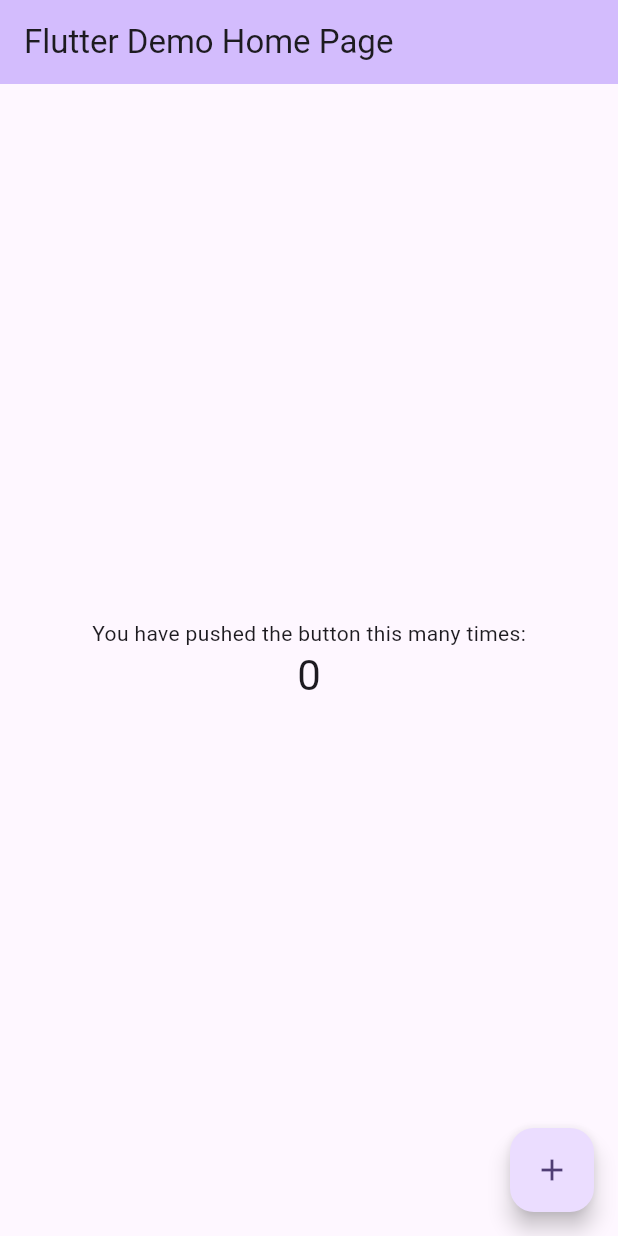
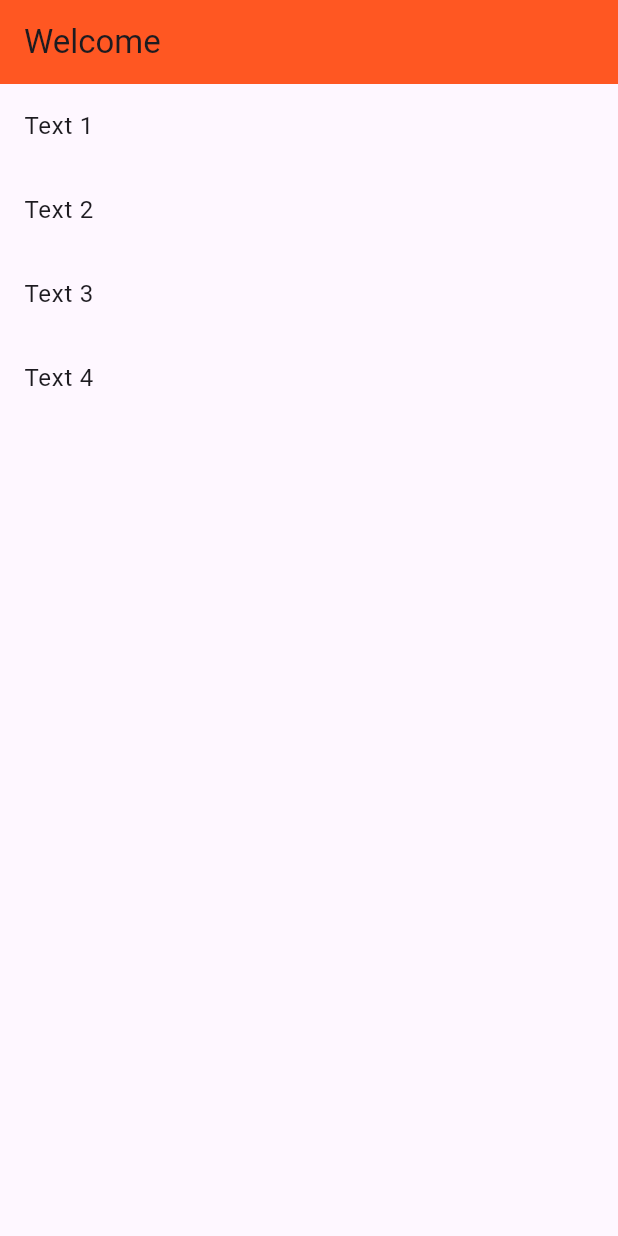
Before and after one commit to williamtheodoruswijaya/waming_store, a Flutter app: the screen it shows after launch, on a phone screen of 412 x 824 dp. Run offline on Flutter 3.47's test engine with Material 3 defaults, Android fonts, the phone set to English and light mode, and no system bars; missing offline and left inert: dart:ffi.

Commit message:
Baru belajar sesi 1 (nyoba-nyoba)

```diff
--- /dev/null
+++ b/lib/home.dart
@@ -0,0 +1,46 @@
+import 'dart:ffi';
+
+import 'package:flutter/material.dart';
+
+class HomePage extends StatelessWidget {
+  HomePage({super.key});
+
+  List<String> texts = ["Text 1", "Text 2", "Text 3", "Text 4"];
+
+  @override
+  Widget build(BuildContext context) {
+    return Scaffold(
+      appBar: AppBar(
+        title: const Text('Welcome'),
+        backgroundColor: Colors.deepOrange,
+      ),
+      body: SingleChildScrollView(
+        child: Container(
+          // child: GridView.builder(
+          //   shrinkWrap: true, // agar widget menyesuaikan ukuran child
+          //   itemCount: texts.length,
+          //   gridDelegate: SliverGridDelegateWithFixedCrossAxisCount(
+          //     crossAxisCount: 2,
+          //     crossAxisSpacing: 8.0, // jarak antar kolom
+          //     mainAxisSpacing: 8.0, // jarak antar baris
+          //   ),
+          //   itemBuilder: (BuildContext context, int index){
+          //     return Container(
+          //       color: Colors.blue,
+          //       child: Center(child: Text(texts[index]),)
+          //     );
+          //   }
+          // )
+          child: ListView.builder(
+            shrinkWrap: true,
+            itemCount: texts.length,
+            itemBuilder: (BuildContext context, int index){
+              return ListTile(
+                title: Text(texts[index]),
+              );
+          })
+        )
+      )
+    );
+  }
+}
--- a/lib/main.dart
+++ b/lib/main.dart
@@ -1,125 +1,21 @@
 import 'package:flutter/material.dart';
+import 'home.dart';
 
 void main() {
-  runApp(const MyApp());
+  runApp(const MainPage());
 }
 
-class MyApp extends StatelessWidget {
-  const MyApp({super.key});
+class MainPage extends StatelessWidget {
+  const MainPage({super.key});
 
-  // This widget is the root of your application.
   @override
   Widget build(BuildContext context) {
     return MaterialApp(
-      title: 'Flutter Demo',
+      title: 'Sherly',
       theme: ThemeData(
-        // This is the theme of your application.
-        //
-        // TRY THIS: Try running your application with "flutter run". You'll see
-        // the application has a purple toolbar. Then, without quitting the app,
-        // try changing the seedColor in the colorScheme below to Colors.green
-        // and then invoke "hot reload" (save your changes or press the "hot
-        // reload" button in a Flutter-supported IDE, or press "r" if you used
-        // the command line to start the app).
-        //
-        // Notice that the counter didn't reset back to zero; the application
-        // state is not lost during the reload. To reset the state, use hot
-        // restart instead.
-        //
-        // This works for code too, not just values: Most code changes can be
-        // tested with just a hot reload.
-        colorScheme: ColorScheme.fromSeed(seedColor: Colors.deepPurple),
-        useMaterial3: true,
+        primarySwatch: Colors.deepOrange
       ),
-      home: const MyHomePage(title: 'Flutter Demo Home Page'),
+      home: HomePage()
     );
   }
 }
-
-class MyHomePage extends StatefulWidget {
-  const MyHomePage({super.key, required this.title});
-
-  // This widget is the home page of your application. It is stateful, meaning
-  // that it has a State object (defined below) that contains fields that affect
-  // how it looks.
-
-  // This class is the configuration for the state. It holds the values (in this
-  // case the title) provided by the parent (in this case the App widget) and
-  // used by the build method of the State. Fields in a Widget subclass are
-  // always marked "final".
-
-  final String title;
-
-  @override
-  State<MyHomePage> createState() => _MyHomePageState();
-}
-
-class _MyHomePageState extends State<MyHomePage> {
-  int _counter = 0;
-
-  void _incrementCounter() {
-    setState(() {
-      // This call to setState tells the Flutter framework that something has
-      // changed in this State, which causes it to rerun the build method below
-      // so that the display can reflect the updated values. If we changed
-      // _counter without calling setState(), then the build method would not be
-      // called again, and so nothing would appear to happen.
-      _counter++;
-    });
-  }
-
-  @override
-  Widget build(BuildContext context) {
-    // This method is rerun every time setState is called, for instance as done
-    // by the _incrementCounter method above.
-    //
-    // The Flutter framework has been optimized to make rerunning build methods
-    // fast, so that you can just rebuild anything that needs updating rather
-    // than having to individually change instances of widgets.
-    return Scaffold(
-      appBar: AppBar(
-        // TRY THIS: Try changing the color here to a specific color (to
-        // Colors.amber, perhaps?) and trigger a hot reload to see the AppBar
-        // change color while the other colors stay the same.
-        backgroundColor: Theme.of(context).colorScheme.inversePrimary,
-        // Here we take the value from the MyHomePage object that was created by
-        // the App.build method, and use it to set our appbar title.
-        title: Text(widget.title),
-      ),
-      body: Center(
-        // Center is a layout widget. It takes a single child and positions it
-        // in the middle of the parent.
-        child: Column(
-          // Column is also a layout widget. It takes a list of children and
-          // arranges them vertically. By default, it sizes itself to fit its
-          // children horizontally, and tries to be as tall as its parent.
-          //
-          // Column has various properties to control how it sizes itself and
-          // how it positions its children. Here we use mainAxisAlignment to
-          // center the children vertically; the main axis here is the vertical
-          // axis because Columns are vertical (the cross axis would be
-          // horizontal).
-          //
-          // TRY THIS: Invoke "debug painting" (choose the "Toggle Debug Paint"
-          // action in the IDE, or press "p" in the console), to see the
-          // wireframe for each widget.
-          mainAxisAlignment: MainAxisAlignment.center,
-          children: <Widget>[
-            const Text(
-              'You have pushed the button this many times:',
-            ),
-            Text(
-              '$_counter',
-              style: Theme.of(context).textTheme.headlineMedium,
-            ),
-          ],
-        ),
-      ),
-      floatingActionButton: FloatingActionButton(
-        onPressed: _incrementCounter,
-        tooltip: 'Increment',
-        child: const Icon(Icons.add),
-      ), // This trailing comma makes auto-formatting nicer for build methods.
-    );
-  }
-}
```
